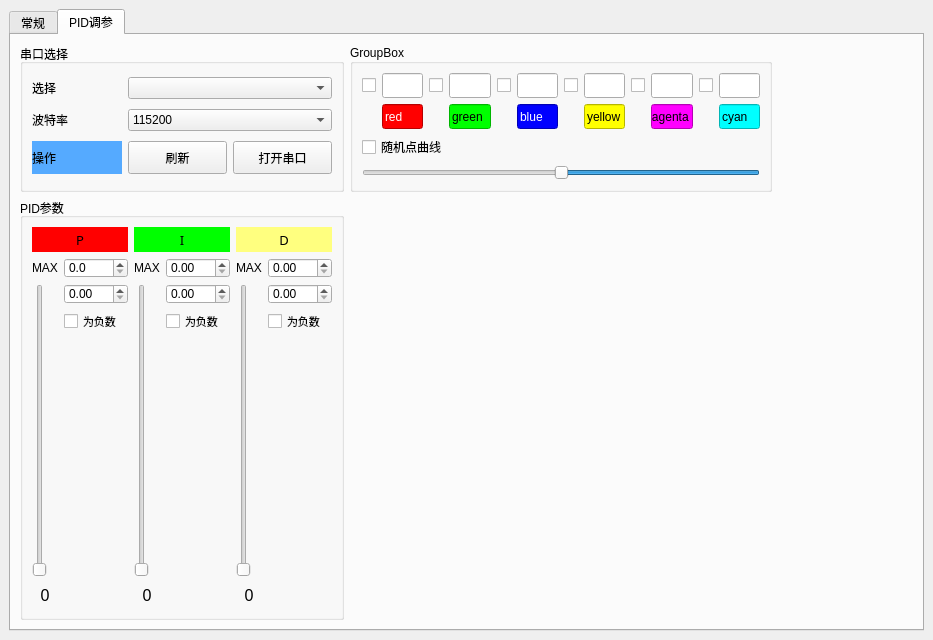
This is ui_mainwidow.ui in StrangeChan/SerialDebuggingAssistant as Qt 5 draws it before an edit. The edited form follows.
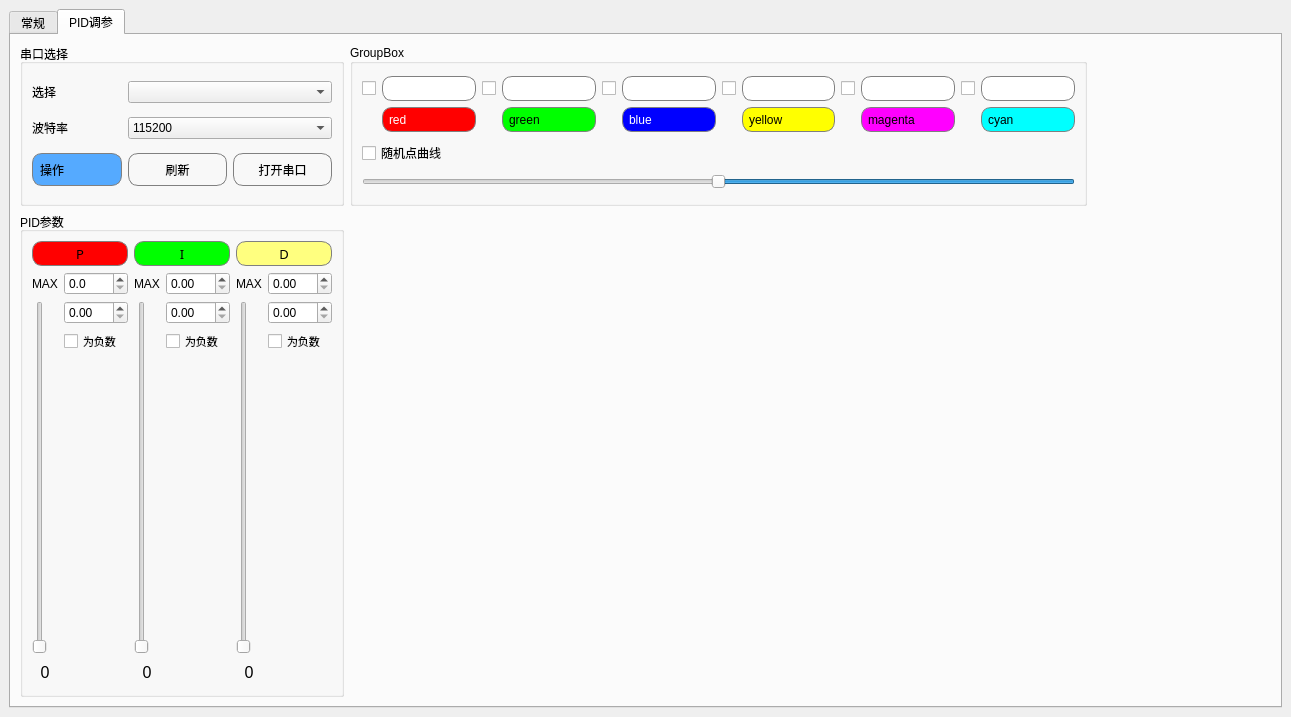
This is the edited form.

The edit to the form file:
```diff
--- a/ui_mainwidow.ui
+++ b/ui_mainwidow.ui
@@ -6,8 +6,8 @@
    <rect>
     <x>0</x>
     <y>0</y>
-    <width>933</width>
-    <height>640</height>
+    <width>1291</width>
+    <height>717</height>
    </rect>
   </property>
   <property name="baseSize">
@@ -330,6 +330,9 @@
        <layout class="QGridLayout" name="gridLayout_8" rowstretch="1,3" columnstretch="1,0">
         <item row="0" column="0">
          <widget class="QGroupBox" name="groupBox_4">
+          <property name="styleSheet">
+           <string notr="true"/>
+          </property>
           <property name="title">
            <string>串口选择</string>
           </property>
@@ -379,7 +382,11 @@
            <item row="2" column="0">
             <widget class="QLabel" name="label_31">
              <property name="styleSheet">
-              <string notr="true">background:rgb(85, 170, 255)</string>
+              <string notr="true">background:rgb(85, 170, 255);
+border:1px solid gray;
+        width:300px;
+        border-radius:10px;
+        padding:2px 4px;</string>
              </property>
              <property name="text">
               <string>操作</string>
@@ -401,6 +408,11 @@
                <height>33</height>
               </size>
              </property>
+             <property name="styleSheet">
+              <string notr="true">border:1px solid gray;
+        border-radius:10px;
+        padding:2px 4px;</string>
+             </property>
              <property name="text">
               <string>打开串口</string>
              </property>
@@ -429,6 +441,11 @@
              <property name="layoutDirection">
               <enum>Qt::LeftToRight</enum>
              </property>
+             <property name="styleSheet">
+              <string notr="true">border:1px solid gray;
+        border-radius:10px;
+        padding:2px 4px;</string>
+             </property>
              <property name="text">
               <string>刷新</string>
              </property>
@@ -444,7 +461,7 @@
          </widget>
         </item>
         <item row="0" column="1">
-         <layout class="QHBoxLayout" name="horizontalLayout_2" stretch="3,1">
+         <layout class="QHBoxLayout" name="horizontalLayout_2" stretch="4,1">
           <item>
            <widget class="QGroupBox" name="groupBox_6">
             <property name="title">
@@ -492,6 +509,11 @@
                      <height>25</height>
                     </size>
                    </property>
+                   <property name="styleSheet">
+                    <string notr="true">border:1px solid gray;
+        border-radius:10px;
+        padding:2px 4px;</string>
+                   </property>
                   </widget>
                  </item>
                  <item row="1" column="1">
@@ -503,7 +525,10 @@
                     </size>
                    </property>
                    <property name="styleSheet">
-                    <string notr="true">background:rgb(255, 0, 0);color:rgb(255, 255, 255)</string>
+                    <string notr="true">background:rgb(255, 0, 0);color:rgb(255, 255, 255)
+;border:1px solid gray;
+        border-radius:10px;
+        padding:2px 4px;</string>
                    </property>
                    <property name="text">
                     <string>red</string>
@@ -535,6 +560,11 @@
                      <height>25</height>
                     </size>
                    </property>
+                   <property name="styleSheet">
+                    <string notr="true">border:1px solid gray;
+        border-radius:10px;
+        padding:2px 4px;</string>
+                   </property>
                   </widget>
                  </item>
                  <item row="1" column="0">
@@ -559,7 +589,9 @@
                     </size>
                    </property>
                    <property name="styleSheet">
-                    <string notr="true">background:rgb(0,255, 0);color:rgb(0,0,0)</string>
+                    <string notr="true">background:rgb(0,255, 0);color:rgb(0,0,0);border:1px solid gray;
+        border-radius:10px;
+        padding:2px 4px;</string>
                    </property>
                    <property name="text">
                     <string>green</string>
@@ -591,6 +623,11 @@
                      <height>25</height>
                     </size>
                    </property>
+                   <property name="styleSheet">
+                    <string notr="true">border:1px solid gray;
+        border-radius:10px;
+        padding:2px 4px;</string>
+                   </property>
                   </widget>
                  </item>
                  <item row="1" column="0">
@@ -615,7 +652,9 @@
                     </size>
                    </property>
                    <property name="styleSheet">
-                    <string notr="true">background:rgb(0, 0, 255);color:rgb(255, 255, 255)</string>
+                    <string notr="true">background:rgb(0, 0, 255);color:rgb(255, 255, 255);border:1px solid gray;
+        border-radius:10px;
+        padding:2px 4px;</string>
                    </property>
                    <property name="text">
                     <string>blue</string>
@@ -647,6 +686,11 @@
                      <height>25</height>
                     </size>
                    </property>
+                   <property name="styleSheet">
+                    <string notr="true">border:1px solid gray;
+        border-radius:10px;
+        padding:2px 4px;</string>
+                   </property>
                   </widget>
                  </item>
                  <item row="1" column="0">
@@ -671,7 +715,9 @@
                     </size>
                    </property>
                    <property name="styleSheet">
-                    <string notr="true">background:rgb(255, 255, 0);color:rgb(0,0,0)</string>
+                    <string notr="true">background:rgb(255, 255, 0);color:rgb(0,0,0);border:1px solid gray;
+        border-radius:10px;
+        padding:2px 4px;</string>
                    </property>
                    <property name="text">
                     <string>yellow</string>
@@ -703,6 +749,11 @@
                      <height>25</height>
                     </size>
                    </property>
+                   <property name="styleSheet">
+                    <string notr="true">border:1px solid gray;
+        border-radius:10px;
+        padding:2px 4px;</string>
+                   </property>
                   </widget>
                  </item>
                  <item row="1" column="0">
@@ -727,7 +778,9 @@
                     </size>
                    </property>
                    <property name="styleSheet">
-                    <string notr="true">background:rgb(255, 0, 255);color:rgb(0,0,0)</string>
+                    <string notr="true">background:rgb(255, 0, 255);color:rgb(0,0,0);border:1px solid gray;
+        border-radius:10px;
+        padding:2px 4px;</string>
                    </property>
                    <property name="text">
                     <string>magenta</string>
@@ -773,7 +826,9 @@
                     </size>
                    </property>
                    <property name="styleSheet">
-                    <string notr="true">background:rgb(0, 255, 255);color:rgb(0,0,0)</string>
+                    <string notr="true">background:rgb(0, 255, 255);color:rgb(0,0,0);border:1px solid gray;
+        border-radius:10px;
+        padding:2px 4px;</string>
                    </property>
                    <property name="text">
                     <string>cyan</string>
@@ -788,6 +843,12 @@
                      <height>25</height>
                     </size>
                    </property>
+                   <property name="styleSheet">
+                    <string notr="true">border:1px solid gray;
+        border-radius:10px;
+        padding:2px 4px;
+</string>
+                   </property>
                   </widget>
                  </item>
                 </layout>
@@ -875,7 +936,11 @@
               </font>
              </property>
              <property name="styleSheet">
-              <string notr="true">background:rgb(255, 0, 0)</string>
+              <string notr="true">background:rgb(255, 0, 0);
+border:1px solid gray;
+        width:300px;
+        border-radius:10px;
+        padding:2px 4px;</string>
              </property>
              <property name="text">
               <string>P</string>
@@ -900,7 +965,11 @@
               </font>
              </property>
              <property name="styleSheet">
-              <string notr="true">background:rgb(0, 255, 0)</string>
+              <string notr="true">background:rgb(0, 255, 0);
+border:1px solid gray;
+        width:300px;
+        border-radius:10px;
+        padding:2px 4px;</string>
              </property>
              <property name="text">
               <string>I</string>
@@ -925,7 +994,11 @@
               </font>
              </property>
              <property name="styleSheet">
-              <string notr="true">background:rgb(255, 255, 127)</string>
+              <string notr="true">background:rgb(255, 255, 127);
+border:1px solid gray;
+        width:300px;
+        border-radius:10px;
+        padding:2px 4px;</string>
              </property>
              <property name="text">
               <string>D</string>
```
Left out of the diff: 39 changed lines with no effect on the pictures.
